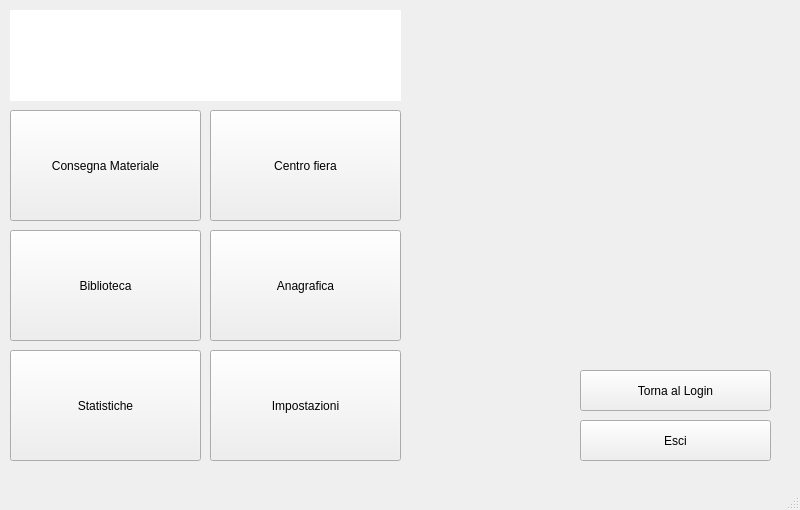
This is mainMenu.ui in Paolo95/Programma_Buste as Qt 5 draws it before an edit. The edited form follows.
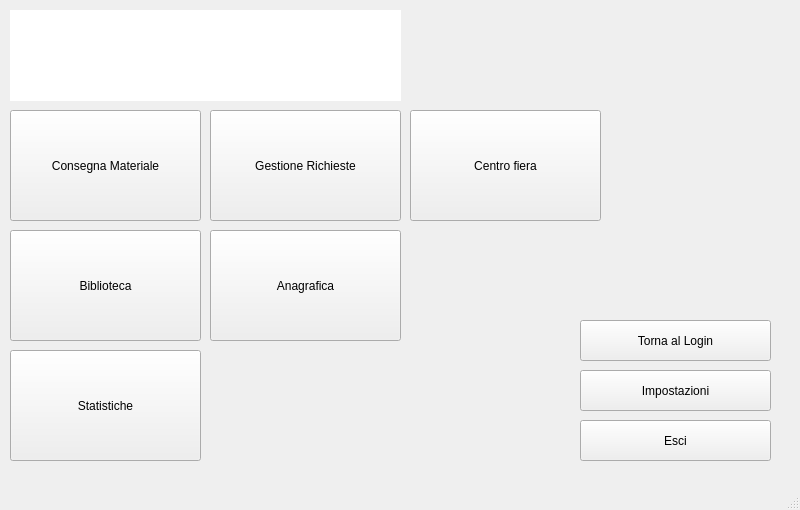
This is the edited form.

Commit message:
Bugfix e modifiche su mainMenu
1) La ricerca per azienda ora è fatta con il LIKE che permette maggiore flessibilità nella ricerca.
2) Aggiunto bottone "Gestione Richieste" sul menu principale e rinominati i bottoni del menu stesso.

```diff
--- a/mainMenu.ui
+++ b/mainMenu.ui
@@ -49,7 +49,7 @@
     <property name="geometry">
      <rect>
       <x>580</x>
-      <y>370</y>
+      <y>320</y>
       <width>191</width>
       <height>41</height>
      </rect>
@@ -74,7 +74,7 @@
    <widget class="QPushButton" name="pushButton_2">
     <property name="geometry">
      <rect>
-      <x>210</x>
+      <x>410</x>
       <y>110</y>
       <width>191</width>
       <height>111</height>
@@ -139,16 +139,29 @@
    <widget class="QPushButton" name="BtnConsegnaMateriale_5">
     <property name="geometry">
      <rect>
-      <x>210</x>
-      <y>350</y>
+      <x>580</x>
+      <y>370</y>
       <width>191</width>
-      <height>111</height>
+      <height>41</height>
      </rect>
     </property>
     <property name="text">
      <string>Impostazioni</string>
     </property>
    </widget>
+   <widget class="QPushButton" name="btnRichieste">
+    <property name="geometry">
+     <rect>
+      <x>210</x>
+      <y>110</y>
+      <width>191</width>
+      <height>111</height>
+     </rect>
+    </property>
+    <property name="text">
+     <string>Gestione Richieste</string>
+    </property>
+   </widget>
   </widget>
   <widget class="QMenuBar" name="menubar">
    <property name="geometry">
```
Left out of the diff: 10 changed lines with no effect on the pictures. The commit also changes 4 other files.
